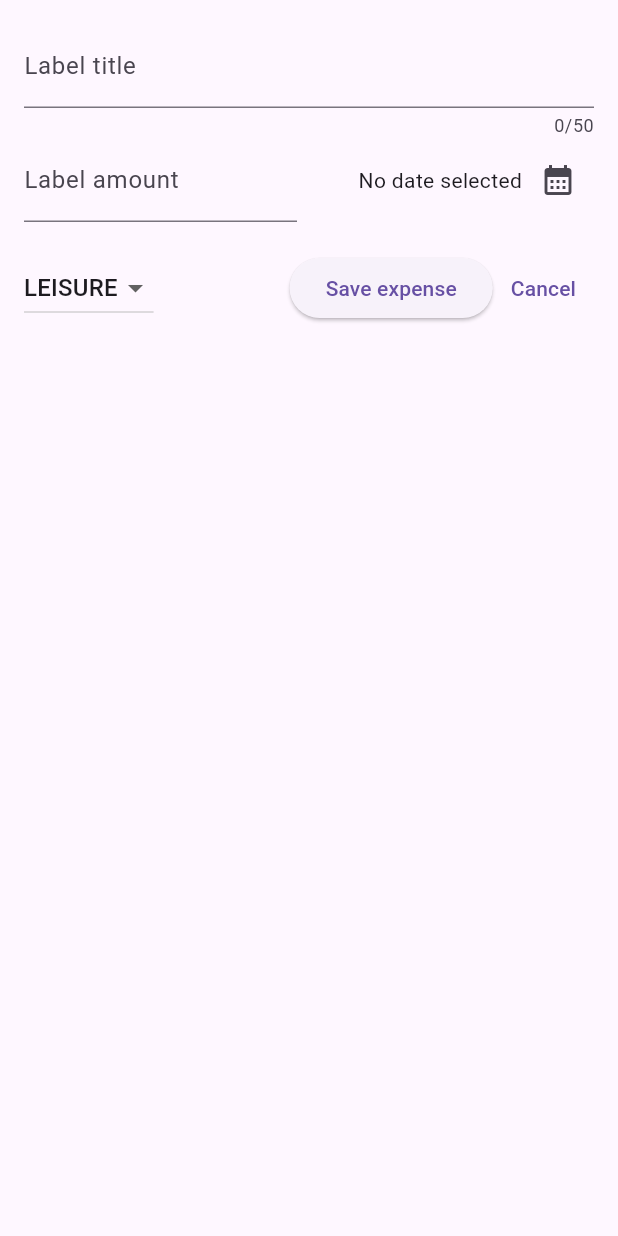
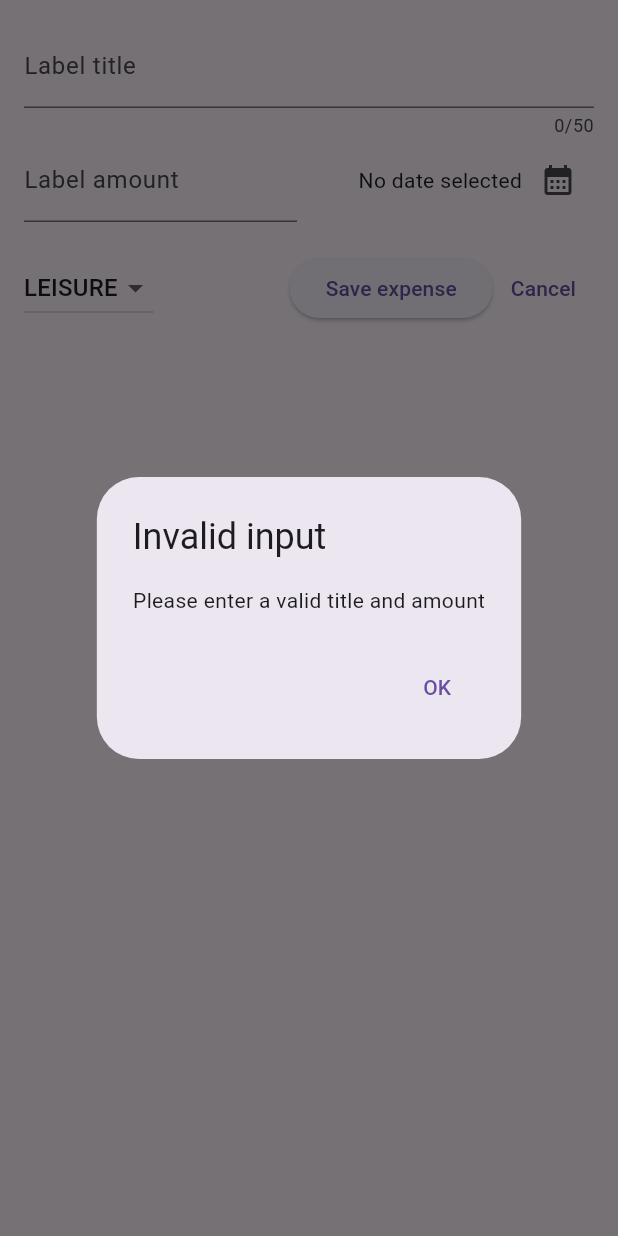
Before and after one commit to alvdev/mobile-apps, a Flutter app: the NewExpense widget shown alone on an empty page, opened directly, after a tap on "Save expense", on a phone screen of 412 x 824 dp. Run offline on Flutter 3.47's test engine with Material 2 defaults, Android fonts, the phone set to English and light mode, and no system bars; our stand-ins replace cloud_firestore, firebase_auth, firebase_core, font_awesome_flutter, google_fonts, google_sign_in and 2 more; accounts and stored records are empty.

Commit message:
feat: add submit expense validator

```diff
--- a/expenses/lib/new_expense.dart
+++ b/expenses/lib/new_expense.dart
@@ -30,6 +30,32 @@ class _NewExpenseState extends State<NewExpense> {
     setState(() {
       _selectedDate = pickedDate;
     });
+  }
+
+  void _submitExpenseData() {
+    final enteredAmount = double.tryParse(_amountController.text);
+    final amountIsInvalid = enteredAmount == null || enteredAmount <= 0;
+    if (_titleController.text.trim().isEmpty ||
+        amountIsInvalid ||
+        _selectedDate == null) {
+      // show error message
+      showDialog(
+        context: context,
+        builder: (ctx) => AlertDialog(
+          title: const Text('Invalid input'),
+          content: const Text('Please enter a valid title and amount'),
+          actions: [
+            TextButton(
+              onPressed: () {
+                Navigator.pop(ctx);
+              },
+              child: const Text('OK'),
+            )
+          ],
+        ),
+      );
+      return;
+    }
   }
 
   @override
@@ -83,7 +109,7 @@ class _NewExpenseState extends State<NewExpense> {
               ),
             ],
           ),
-          SizedBox(
+          const SizedBox(
             height: 20,
           ),
           Row(
@@ -109,14 +135,11 @@ class _NewExpenseState extends State<NewExpense> {
               ),
               const Spacer(),
               ElevatedButton(
-                onPressed: () {
-                  print(_titleController);
-                  print(_amountController);
-                },
+                onPressed: _submitExpenseData,
                 child: const Text('Save expense'),
               ),
               TextButton(
-                onPressed: () => Navigator.pop(context),
+                onPressed: () => {Navigator.pop(context)},
                 child: const Text('Cancel'),
               )
             ],
```
